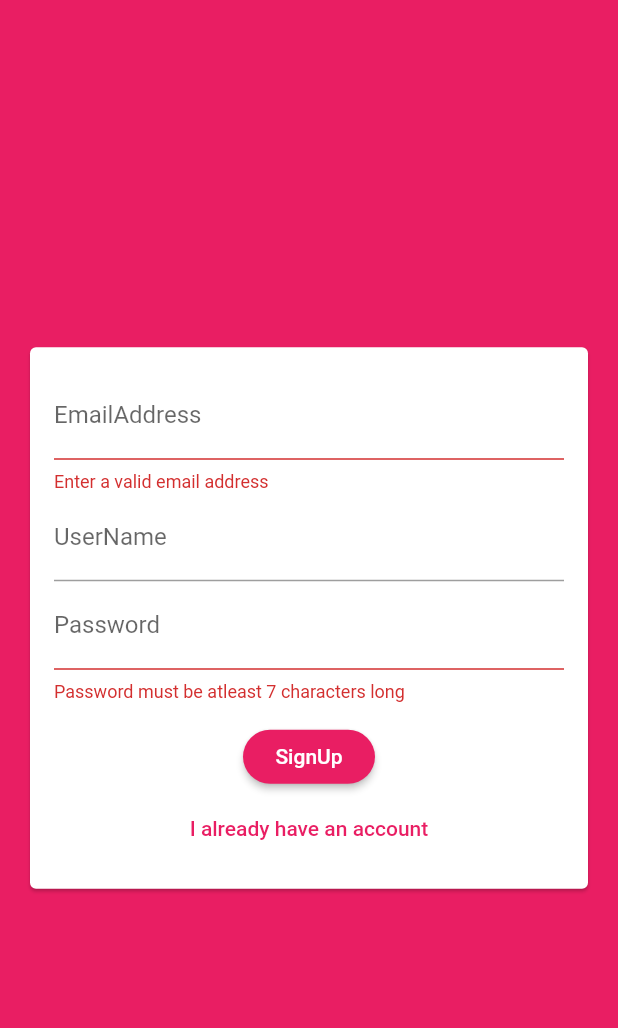
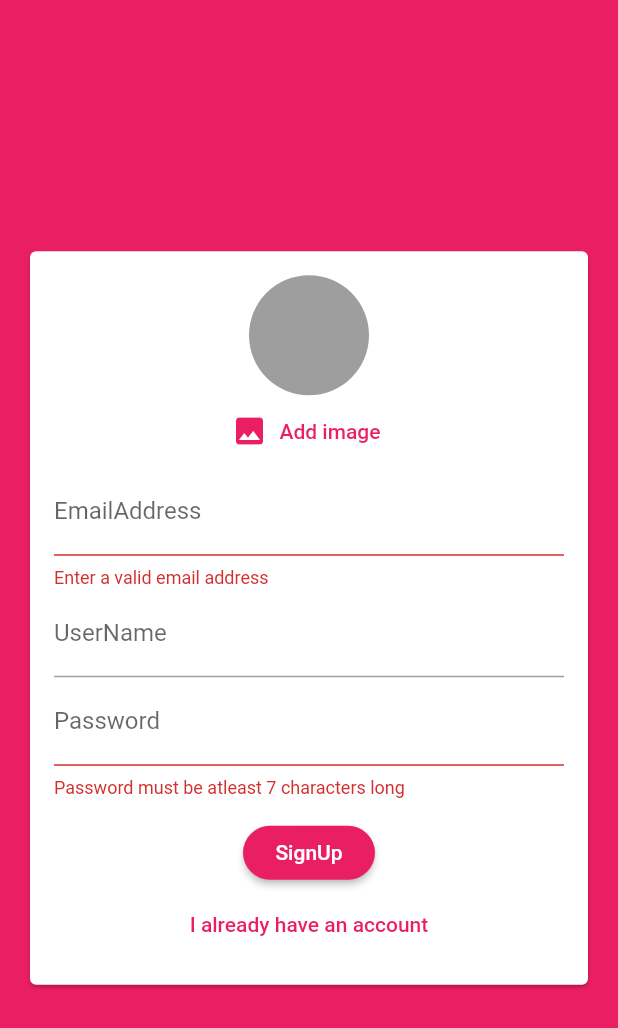
Before and after one commit to Neeraj-Palliyali/ChatApp, a Flutter app: the screen it shows after launch, after a tap on "Login", after a tap on "Create new account", on a phone screen of 412 x 824 dp. Shown: the top 1028 px of the screen. Run offline on Flutter 3.47's test engine with Material 2 defaults, Android fonts, the phone set to English and light mode, and no system bars; our stand-ins replace cloud_firestore, firebase_auth, firebase_storage, image_picker; accounts and stored records are empty.

Commit message:
user image

```diff
--- a/lib/screens/auth_screen.dart
+++ b/lib/screens/auth_screen.dart
@@ -1,7 +1,9 @@
+import 'dart:io';
 import 'package:flutter/material.dart';
 import 'package:ChatApp/widgets/authFolder/auth_form.dart';
 import 'package:firebase_auth/firebase_auth.dart';
 import 'package:flutter/services.dart';
+import 'package:firebase_storage/firebase_storage.dart';
 import 'package:cloud_firestore/cloud_firestore.dart';
 
 class AuthScreen extends StatefulWidget {
@@ -17,6 +19,7 @@ class _AuthScreenState extends State<AuthScreen> {
     String email,
     String password,
     String username,
+    File image,
     bool isLogin,
     BuildContext ctx,
   ) async {
@@ -31,13 +34,25 @@ class _AuthScreenState extends State<AuthScreen> {
       } else {
         authResult = await _auth.createUserWithEmailAndPassword(
             email: email, password: password);
+
+        final ref = FirebaseStorage.instance
+            .ref()
+            .child('user_images')
+            .child(authResult.user.uid + '.jpg');
+        await ref.putFile(image).onComplete;
+
+        final url = await ref.getDownloadURL();
+
         await Firestore.instance
             .collection('users')
             .document(authResult.user.uid)
-            .setData({
-          'userName': username,
-          'email': email,
-        });
+            .setData(
+          {
+            'userName': username,
+            'email': email,
+            'image_url': url,
+          },
+        );
       }
     } on PlatformException catch (err) {
       var message = 'An error ocurred, please check you credential!';
--- a/lib/widgets/authFolder/auth_form.dart
+++ b/lib/widgets/authFolder/auth_form.dart
@@ -1,12 +1,21 @@
+import 'dart:io';
+import 'package:ChatApp/widgets/picker/user_image_picker.dart';
 import 'package:flutter/material.dart';
+import 'package:image_picker/image_picker.dart';
 
 class AuthForm extends StatefulWidget {
   AuthForm(this.submitFn, this.isLoading);
 
   final bool isLoading;
 
-  final void Function(String email, String password, String userName,
-      bool isLogin, BuildContext ctx) submitFn;
+  final void Function(
+    String email,
+    String password,
+    String userName,
+    File image,
+    bool isLogin,
+    BuildContext ctx,
+  ) submitFn;
 
   @override
   _AuthFormState createState() => _AuthFormState();
@@ -15,23 +24,37 @@ class AuthForm extends StatefulWidget {
 class _AuthFormState extends State<AuthForm> {
   final _formKey = GlobalKey<FormState>();
 
-  String _userEmail = '';
-  String _userName = '';
-  String _userPassword = '';
+  var _userEmail = '';
+  var _userName = '';
+  var _userPassword = '';
+  var _isLogin = true;
+  File _userImageFile;
 
-  var _isLogin = true;
+  void _pickedImage(File image) {
+    _userImageFile = image;
+  }
 
   void _trySubmit() {
     final isValid = _formKey.currentState.validate();
 
     FocusScope.of(context).unfocus();
 
+    if (_userImageFile == null && !_isLogin) {
+      Scaffold.of(context).showSnackBar(
+        SnackBar(
+          content: Text('Please pick an Image'),
+          backgroundColor: Theme.of(context).errorColor,
+        ),
+      );
+      return;
+    }
     if (isValid) {
       _formKey.currentState.save();
       widget.submitFn(
         _userEmail.trim(),
         _userPassword.trim(),
         _userName.trim(),
+        _userImageFile,
         _isLogin,
         context,
       );
@@ -50,7 +73,8 @@ class _AuthFormState extends State<AuthForm> {
                 key: _formKey,
                 child: Column(
                   mainAxisSize: MainAxisSize.min,
-                  children: [
+                  children: <Widget>[
+                    if (!_isLogin) UserImagePicker(_pickedImage),
                     TextFormField(
                       key: ValueKey('email'),
                       validator: (value) {
--- a/lib/widgets/chat/messages.dart
+++ b/lib/widgets/chat/messages.dart
@@ -33,6 +33,7 @@ class Messages extends StatelessWidget {
                 itemBuilder: (ctx, index) => MessageBubble(
                     chatDocs[index]['text'],
                     chatDocs[index]['userName'],
+                    chatDocs[index]['userImage'],
                     chatDocs[index]['userId'] == futureSnapshot.data.uid,
                     key: ValueKey(chatDocs[index].documentID)),
               );
--- a/lib/widgets/chat/new_message.dart
+++ b/lib/widgets/chat/new_message.dart
@@ -21,7 +21,8 @@ class _NewMessageState extends State<NewMessage> {
         'text': _enteredMessage,
         'createdAt': Timestamp.now(),
         'userId': user.uid,
-        'userName': userData['userName']
+        'userName': userData['userName'],
+        'userImage': userData['image_url']
       },
     );
     _controller.clear();
--- /dev/null
+++ b/lib/widgets/picker/user_image_picker.dart
@@ -0,0 +1,50 @@
+import 'dart:io';
+import 'package:flutter/material.dart';
+import 'package:image_picker/image_picker.dart';
+
+class UserImagePicker extends StatefulWidget {
+  UserImagePicker(this.imagePickFn);
+
+  final void Function(File pickedImage) imagePickFn;
+
+  @override
+  _UserImagePickerState createState() => _UserImagePickerState();
+}
+
+class _UserImagePickerState extends State<UserImagePicker> {
+  File _pickedImage;
+
+  void pickImage() async {
+    final picker = ImagePicker();
+    final pickedImage = await picker.getImage(
+      source: ImageSource.camera,
+      imageQuality: 50,
+      maxWidth: 150,
+    );
+    final pickedImageFile = File(pickedImage.path);
+    setState(() {
+      _pickedImage = pickedImageFile;
+    });
+    widget.imagePickFn(_pickedImage);
+  }
+
+  @override
+  Widget build(BuildContext context) {
+    return Column(
+      children: <Widget>[
+        CircleAvatar(
+          radius: 40,
+          backgroundColor: Colors.grey,
+          backgroundImage:
+              _pickedImage != null ? FileImage(_pickedImage) : null,
+        ),
+        FlatButton.icon(
+          textColor: Theme.of(context).primaryColor,
+          onPressed: pickImage,
+          icon: Icon(Icons.image),
+          label: Text('Add image'),
+        ),
+      ],
+    );
+  }
+}
--- a/pubspec.yaml
+++ b/pubspec.yaml
@@ -25,6 +25,8 @@ dependencies:
     sdk: flutter
   cloud_firestore: ^0.13.5
   firebase_auth: 0.16.1
+  image_picker: ^0.6.7+15
+  firebase_storage: ^3.1.5
 
   # The following adds the Cupertino Icons font to your application.
   # Use with the CupertinoIcons class for iOS style icons.
```
Also changed, not shown: lib/widgets/chat/message_bubble.dart (+24 -6 lines), pubspec.lock.
